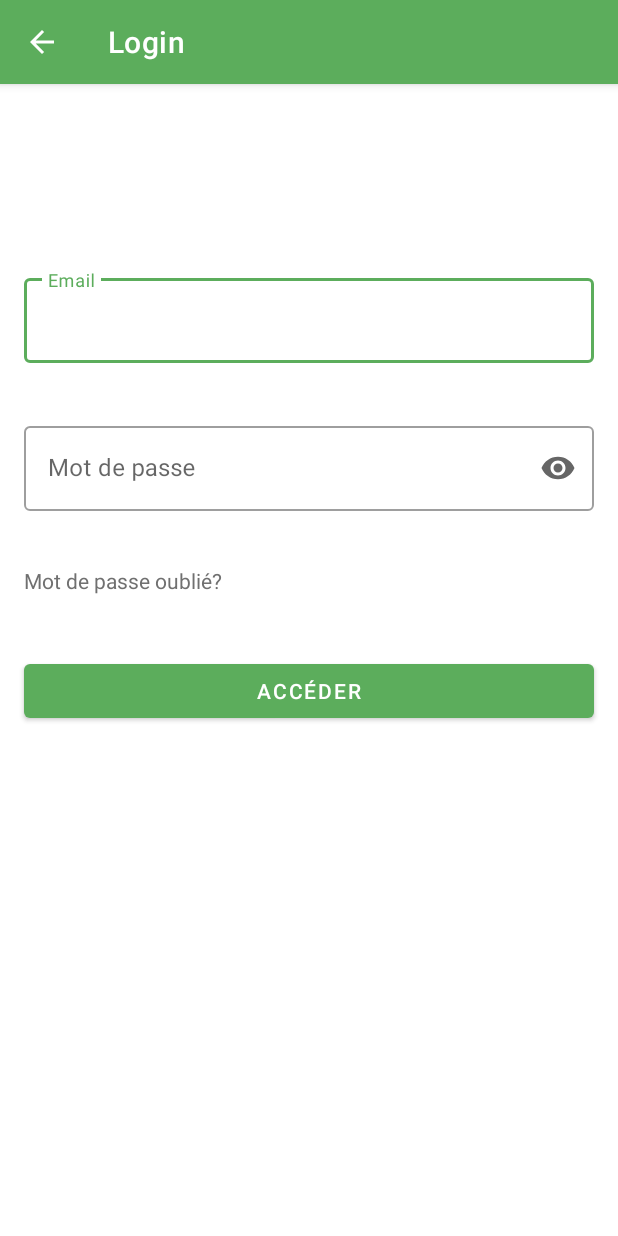
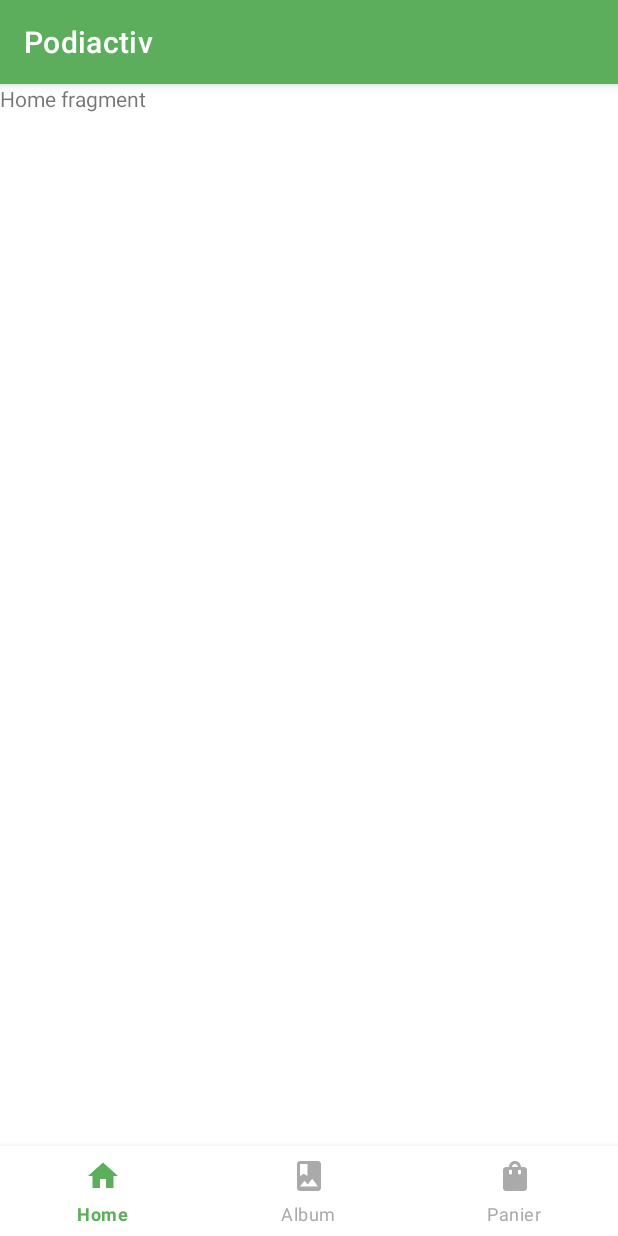
Before and after one commit to Geanne1999/podiactivapp, an Android app: the LoginActivity screen opened directly, with no data from a screen before it, after a tap on "ACCÉDER", on a phone screen of 412 x 824 dp. Run offline under Robolectric (Android 15) with nearby library versions, the phone set to English and light mode, and no system bars.

Commit message:
Adding bottom navigation and also fragment to each page in the nav menu

```diff
--- a/app/src/main/AndroidManifest.xml
+++ b/app/src/main/AndroidManifest.xml
@@ -12,6 +12,10 @@
     android:supportsRtl="true"
     android:theme="@style/Theme.PodiactivApp"
     >
+    <activity
+      android:name=".ui.HomeActivity"
+      android:exported="false"
+      />
     <activity
       android:name=".ui.ForgotPasswordActivity"
       android:exported="false"
--- /dev/null
+++ b/app/src/main/java/com/example/podiactivapp/ui/HomeActivity.kt
@@ -0,0 +1,45 @@
+package com.example.podiactivapp.ui
+
+import androidx.appcompat.app.AppCompatActivity
+import android.os.Bundle
+import androidx.fragment.app.Fragment
+import com.example.podiactivapp.R
+import com.google.android.material.bottomnavigation.BottomNavigationView
+
+class HomeActivity : AppCompatActivity()
+{
+  lateinit var bottomNavigationView: BottomNavigationView
+
+  override fun onCreate(savedInstanceState: Bundle?)
+  {
+    super.onCreate(savedInstanceState)
+    setContentView(R.layout.activity_home)
+
+    loadFragment(HomeFragment())
+    bottomNavigationView = findViewById<BottomNavigationView>(R.id.bottomNav)
+    bottomNavigationView.setOnItemSelectedListener { item ->
+      when (item.itemId) {
+        R.id.home -> {
+          loadFragment(HomeFragment())
+          true
+        }
+        R.id.album -> {
+          loadFragment(AlbumFragment())
+          true
+        }
+        R.id.shopBag -> {
+          loadFragment(PanierFragment())
+          true
+        }
+        else -> false
+      }
+    }
+  }
+
+  private fun loadFragment(fragment: Fragment){
+    val transaction= supportFragmentManager.beginTransaction()
+    transaction.replace(R.id.container, fragment)
+    transaction.addToBackStack(null)
+    transaction.commit()
+  }
+}
--- /dev/null
+++ b/app/src/main/java/com/example/podiactivapp/ui/HomeFragment.kt
@@ -0,0 +1,62 @@
+package com.example.podiactivapp.ui
+
+import android.os.Bundle
+import androidx.fragment.app.Fragment
+import android.view.LayoutInflater
+import android.view.View
+import android.view.ViewGroup
+import com.example.podiactivapp.R
+
+// TODO: Rename parameter arguments, choose names that match
+// the fragment initialization parameters, e.g. ARG_ITEM_NUMBER
+private const val ARG_PARAM1 = "param1"
+private const val ARG_PARAM2 = "param2"
+
+/**
+ * A simple [Fragment] subclass.
+ * Use the [HomeFragment.newInstance] factory method to
+ * create an instance of this fragment.
+ */
+class HomeFragment : Fragment()
+{
+  // TODO: Rename and change types of parameters
+  private var param1: String? = null
+  private var param2: String? = null
+
+  override fun onCreate(savedInstanceState: Bundle?)
+  {
+    super.onCreate(savedInstanceState)
+    arguments?.let {
+      param1 = it.getString(ARG_PARAM1)
+      param2 = it.getString(ARG_PARAM2)
+    }
+  }
+
+  override fun onCreateView(inflater: LayoutInflater, container: ViewGroup?,
+                            savedInstanceState: Bundle?): View?
+  {
+    // Inflate the layout for this fragment
+    return inflater.inflate(R.layout.fragment_home, container, false)
+  }
+
+  companion object
+  {
+    /**
+     * Use this factory method to create a new instance of
+     * this fragment using the provided parameters.
+     *
+     * @param param1 Parameter 1.
+     * @param param2 Parameter 2.
+     * @return A new instance of fragment HomeFragment.
+     */
+    // TODO: Rename and change types and number of parameters
+    @JvmStatic
+    fun newInstance(param1: String, param2: String) =
+        HomeFragment().apply {
+          arguments = Bundle().apply {
+            putString(ARG_PARAM1, param1)
+            putString(ARG_PARAM2, param2)
+          }
+        }
+  }
+}
--- a/app/src/main/java/com/example/podiactivapp/ui/LoginActivity.kt
+++ b/app/src/main/java/com/example/podiactivapp/ui/LoginActivity.kt
@@ -21,6 +21,7 @@ class LoginActivity : AppCompatActivity() {
 
         login_btnEntrar.setOnClickListener {
             Toast.makeText(this, "Login succeded!", Toast.LENGTH_SHORT).show()
+            startActivity(Intent(this, HomeActivity::class.java))
         }
         txtEsquecerSenha.setOnClickListener {
             startActivity(Intent(this, ForgotPasswordActivity::class.java))
--- /dev/null
+++ b/app/src/main/res/drawable/bottom_nav_icon_color_selector.xml
@@ -0,0 +1,5 @@
+<?xml version="1.0" encoding="utf-8"?>
+<selector xmlns:android="http://schemas.android.com/apk/res/android">
+  <item android:state_checked="false" android:color="@android:color/darker_gray" />
+  <item android:state_checked="true" android:color="@color/green_principal" />
+</selector>
--- /dev/null
+++ b/app/src/main/res/drawable/ic_baseline_home_24.xml
@@ -0,0 +1,5 @@
+<vector android:height="24dp" android:tint="#FFFFFF"
+    android:viewportHeight="24" android:viewportWidth="24"
+    android:width="24dp" xmlns:android="http://schemas.android.com/apk/res/android">
+    <path android:fillColor="@android:color/white" android:pathData="M10,20v-6h4v6h5v-8h3L12,3 2,12h3v8z"/>
+</vector>
--- /dev/null
+++ b/app/src/main/res/drawable/ic_baseline_photo_album_24.xml
@@ -0,0 +1,5 @@
+<vector android:height="24dp" android:tint="#FFFFFF"
+    android:viewportHeight="24" android:viewportWidth="24"
+    android:width="24dp" xmlns:android="http://schemas.android.com/apk/res/android">
+    <path android:fillColor="@android:color/white" android:pathData="M18,2L6,2c-1.1,0 -2,0.9 -2,2v16c0,1.1 0.9,2 2,2h12c1.1,0 2,-0.9 2,-2L20,4c0,-1.1 -0.9,-2 -2,-2zM6,4h5v8l-2.5,-1.5L6,12L6,4zM6,19l3,-3.86 2.14,2.58 3,-3.86L18,19L6,19z"/>
+</vector>
--- /dev/null
+++ b/app/src/main/res/drawable/ic_baseline_shopping_bag_24.xml
@@ -0,0 +1,5 @@
+<vector android:height="24dp" android:tint="#FFFFFF"
+    android:viewportHeight="24" android:viewportWidth="24"
+    android:width="24dp" xmlns:android="http://schemas.android.com/apk/res/android">
+    <path android:fillColor="@android:color/white" android:pathData="M18,6h-2c0,-2.21 -1.79,-4 -4,-4S8,3.79 8,6H6C4.9,6 4,6.9 4,8v12c0,1.1 0.9,2 2,2h12c1.1,0 2,-0.9 2,-2V8C20,6.9 19.1,6 18,6zM10,10c0,0.55 -0.45,1 -1,1s-1,-0.45 -1,-1V8h2V10zM12,4c1.1,0 2,0.9 2,2h-4C10,4.9 10.9,4 12,4zM16,10c0,0.55 -0.45,1 -1,1s-1,-0.45 -1,-1V8h2V10z"/>
+</vector>
--- /dev/null
+++ b/app/src/main/res/layout/activity_home.xml
@@ -0,0 +1,36 @@
+<?xml version="1.0" encoding="utf-8"?>
+<androidx.constraintlayout.widget.ConstraintLayout
+  xmlns:android="http://schemas.android.com/apk/res/android"
+  xmlns:app="http://schemas.android.com/apk/res-auto"
+  xmlns:tools="http://schemas.android.com/tools"
+  android:layout_width="match_parent"
+  android:layout_height="match_parent"
+  tools:context=".ui.HomeActivity"
+  >
+
+  <FrameLayout
+    android:id="@+id/container"
+    android:layout_width="match_parent"
+    android:layout_height="match_parent"
+    android:layout_above="@+id/bottomNav"
+    />
+
+
+  <com.google.android.material.bottomnavigation.BottomNavigationView
+    android:id="@+id/bottomNav"
+    android:layout_width="match_parent"
+    android:layout_height="60dp"
+    android:foreground="?attr/selectableItemBackground"
+    android:layout_alignParentBottom="true"
+    android:background="@color/white"
+    app:layout_constraintBottom_toBottomOf="parent"
+    app:layout_constraintEnd_toEndOf="parent"
+    app:layout_constraintHorizontal_bias="0.5"
+    app:elevation="8dp"
+    app:layout_constraintStart_toStartOf="parent"
+    app:itemIconTint="@drawable/bottom_nav_icon_color_selector"
+    app:itemTextColor="@drawable/bottom_nav_icon_color_selector"
+    app:menu="@menu/nav_menu"
+    android:scrollIndicators="left"/>
+
+</androidx.constraintlayout.widget.ConstraintLayout>
--- a/app/src/main/res/layout/activity_initial_page.xml
+++ b/app/src/main/res/layout/activity_initial_page.xml
@@ -10,13 +10,14 @@
       android:id="@+id/logoInitialPage"
       android:layout_width="148dp"
       android:layout_height="132dp"
-        android:layout_marginTop="172dp"
+      android:layout_marginTop="72dp"
       android:contentDescription="@string/description_podiactiv_logo"
       app:layout_constraintEnd_toEndOf="parent"
       app:layout_constraintHorizontal_bias="0.498"
       app:layout_constraintStart_toStartOf="parent"
       app:layout_constraintTop_toTopOf="parent"
-        app:srcCompat="@drawable/logopodiactivfinalsope" />
+      app:srcCompat="@drawable/logopodiactivfinalsope"
+      />
 
     <TextView
         android:id="@+id/txtTitleInitialPage"
--- /dev/null
+++ b/app/src/main/res/layout/fragment_home.xml
@@ -0,0 +1,17 @@
+<?xml version="1.0" encoding="utf-8"?>
+<FrameLayout
+  xmlns:android="http://schemas.android.com/apk/res/android"
+  xmlns:tools="http://schemas.android.com/tools"
+  android:layout_width="match_parent"
+  android:layout_height="match_parent"
+  tools:context=".ui.HomeFragment"
+  >
+
+  <!-- TODO: Update blank fragment layout -->
+  <TextView
+    android:layout_width="match_parent"
+    android:layout_height="match_parent"
+    android:text="Home fragment"
+    />
+
+</FrameLayout>
--- /dev/null
+++ b/app/src/main/res/menu/nav_menu.xml
@@ -0,0 +1,16 @@
+<?xml version="1.0" encoding="utf-8"?>
+<menu
+  xmlns:android="http://schemas.android.com/apk/res/android">
+  <item
+    android:id="@+id/home"
+    android:icon="@drawable/ic_baseline_home_24"
+    android:title="@string/home"  />
+  <item
+    android:id="@+id/album"
+    android:icon="@drawable/ic_baseline_photo_album_24"
+    android:title="@string/album" />
+  <item
+    android:id="@+id/shopBag"
+    android:icon="@drawable/ic_baseline_shopping_bag_24"
+    android:title="@string/panier" />
+</menu>
--- a/app/src/main/res/values/strings.xml
+++ b/app/src/main/res/values/strings.xml
@@ -1,5 +1,5 @@
 <resources>
-    <string name="app_name">PodiactivApp</string>
+  <string name="app_name">Podiactiv</string>
   <string name="description_podiactiv_logo">
         Le pied pour representer lobjectif du projet.
     </string>
@@ -12,4 +12,9 @@
   <string name="mot_de_passe_obli">Mot de passe oublié?</string>
   <string name="envoyer">Envoyer</string>
   <string name="titleRecupPassword">Insérer le email pour la récuperation:</string>
+  <string name="panier">Panier</string>
+  <string name="album">Album</string>
+  <string name="home">Home</string>
+  <!-- TODO: Remove or change this placeholder text -->
+  <string name="hello_blank_fragment">Hello blank fragment</string>
 </resources>
```
Also changed, not shown: app/build.gradle (+10 -10 lines), app/src/main/java/com/example/podiactivapp/ui/AlbumFragment.kt (added, +62 -0 lines), app/src/main/java/com/example/podiactivapp/ui/PanierFragment.kt (added, +62 -0 lines), app/src/main/res/layout/fragment_album.xml (added, +17 -0 lines), app/src/main/res/layout/fragment_panier.xml (added, +17 -0 lines). Lines whose indentation alone changed are shown as unchanged.
